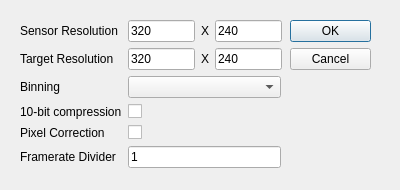
This is configurator/vsensorsettings.ui in minerva-tech/vtrpk-arm-enc-app as Qt 5 draws it before an edit. The edited form follows.
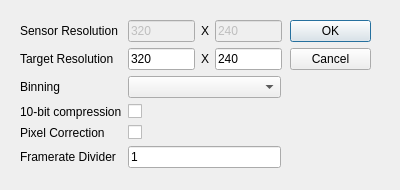
This is the edited form.

```diff
--- a/configurator/vsensorsettings.ui
+++ b/configurator/vsensorsettings.ui
@@ -59,6 +59,9 @@
       </property>
       <item>
        <widget class="QLineEdit" name="SensorResX">
+        <property name="enabled">
+         <bool>false</bool>
+        </property>
         <property name="sizePolicy">
          <sizepolicy hsizetype="Expanding" vsizetype="Fixed">
           <horstretch>1</horstretch>
@@ -85,6 +88,9 @@
       </item>
       <item>
        <widget class="QLineEdit" name="SensorResY">
+        <property name="enabled">
+         <bool>false</bool>
+        </property>
         <property name="sizePolicy">
          <sizepolicy hsizetype="Expanding" vsizetype="Fixed">
           <horstretch>1</horstretch>
```
